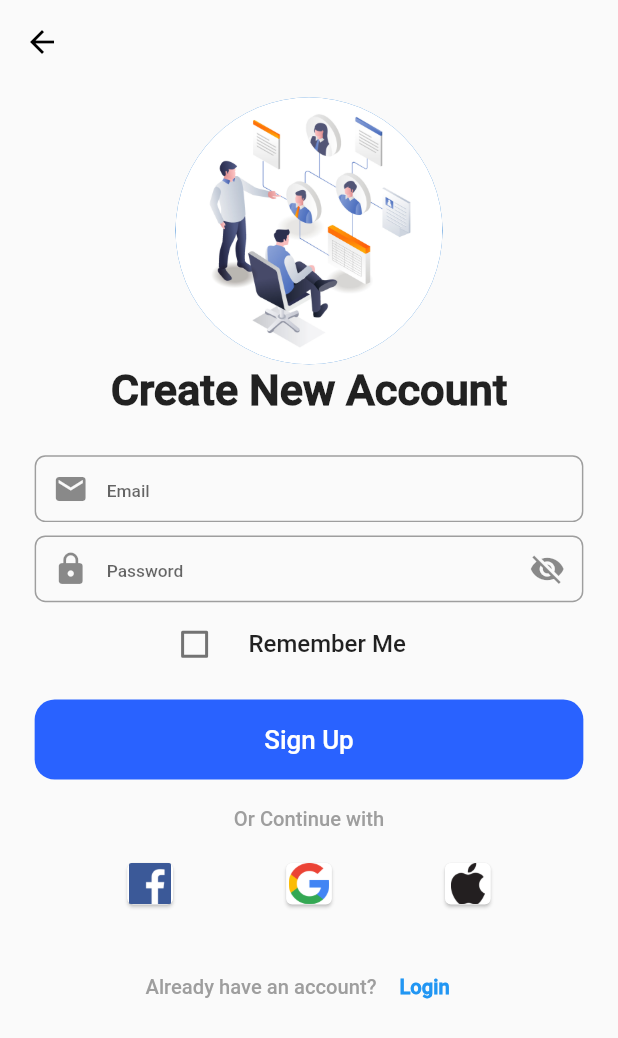
After one commit to NasShihab/medica, a Flutter app: the screen it shows after launch, after a tap on "10_Light_sign up blank form", on a phone screen of 412 x 824 dp. The commit adds this screen. Shown: the top 1038 px of the screen. Run offline on Flutter 3.47's test engine with Material 2 defaults, Android fonts, the phone set to English and light mode, and no system bars; our stand-ins replace flutter_screenutil.

Commit message:
10_Light_sign up blank form page | added

```diff
--- /dev/null
+++ b/lib/02. Sign Up & Sign In (a)/10_Light_sign up blank form.dart
@@ -0,0 +1,216 @@
+import 'package:flutter/material.dart';
+import 'package:flutter_screenutil/flutter_screenutil.dart';
+import 'package:medica/homePage.dart';
+
+class sign_up_blank extends StatelessWidget {
+  const sign_up_blank({Key? key}) : super(key: key);
+
+  @override
+  Widget build(BuildContext context) {
+    return Scaffold(
+      resizeToAvoidBottomInset: false,
+      extendBodyBehindAppBar: true,
+      appBar: AppBar(
+        elevation: 0,
+        backgroundColor: Colors.transparent,
+        leading: IconButton(
+            onPressed: () {
+
+              Navigator.of(context).push(MaterialPageRoute(
+                  builder: (BuildContext context) =>
+                  const homePage()));
+            },
+            icon: const Icon(
+              Icons.arrow_back,
+              color: Colors.black,
+            )),
+      ),
+      body: SafeArea(
+          child: Padding(
+        padding: EdgeInsets.symmetric(horizontal: 24.w),
+        child: Column(
+          children: [
+            SizedBox(height: 10.h),
+            // Welcome Picture
+            Row(
+              crossAxisAlignment: CrossAxisAlignment.center,
+              mainAxisAlignment: MainAxisAlignment.center,
+              children: [
+                CircleAvatar(
+                  radius: 100.r,
+                  backgroundImage:
+                      const AssetImage('assets/images/welcome.jpg'),
+                ),
+              ],
+            ),
+            // Let's You In
+            Text(
+              'Create New Account',
+              style: TextStyle(fontSize: 30.sp, fontWeight: FontWeight.bold),
+            ),
+            SizedBox(height: 30.h),
+
+            myTextField(
+                ico: const Icon(Icons.email),
+                htext: "Email",
+                sfico: const Icon(null)),
+            SizedBox(height: 10.h),
+            myPasswordField(
+                ico: const Icon(Icons.lock),
+                htext: "Password",
+                sfico: const Icon(Icons.visibility_off)),
+            Wrap(
+              alignment: WrapAlignment.center,
+              children: [
+                CheckboxListTile(
+                  contentPadding: EdgeInsets.symmetric(horizontal: 90.w),
+                  controlAffinity: ListTileControlAffinity.leading,
+                  activeColor: Colors.green,
+                  checkColor: Colors.white,
+                  value: false,
+                  onChanged: (bool? value) {},
+                  title: const Text('Remember Me'),
+                ),
+              ],
+            ),
+            SizedBox(height: 10.h),
+            SizedBox(
+              height: 60.h,
+              width: double.infinity,
+              child: TextButton(
+                  onPressed: () {},
+                  style: ButtonStyle(
+                    backgroundColor:
+                        MaterialStateProperty.all(Colors.blueAccent[700]),
+                    foregroundColor: MaterialStateProperty.all(Colors.white),
+                    padding: MaterialStateProperty.all(
+                        EdgeInsets.symmetric(vertical: 14.h)),
+                    shape: MaterialStateProperty.all<RoundedRectangleBorder>(
+                        RoundedRectangleBorder(
+                            borderRadius: BorderRadius.circular(15.r))),
+                  ),
+                  child: Text(
+                    'Sign Up',
+                    style: TextStyle(fontSize: 18.sp),
+                  )),
+            ),
+            SizedBox(height: 20.h),
+            Text(
+              'Or Continue with',
+              style: TextStyle(
+                  fontSize: 14.sp,
+                color: Colors.grey
+              ),
+            ),
+            SizedBox(height: 20.h),
+
+            Padding(
+              padding: EdgeInsets.symmetric(horizontal: 60.w),
+              child: Row(
+                mainAxisAlignment: MainAxisAlignment.spaceBetween,
+                children: [
+                  SizedBox(
+                    height: 40.h,
+                    width: 40.w,
+                    child: Card(
+                      child: Image.asset('assets/images/facebook.png'),
+                    ),
+                  ),
+                  SizedBox(
+                    height: 40.h,
+                    width: 40.w,
+                    child: Card(
+                      child: Image.asset('assets/images/google.png'),
+                    ),
+                  ),
+                  SizedBox(
+                    height: 40.h,
+                    width: 40.w,
+                    child: Card(
+                      child: Image.asset('assets/images/apple.png'),
+                    ),
+                  ),
+                ],
+              ),
+            ),
+            SizedBox(height: 30.h),
+            SizedBox(
+              child: Row(
+                mainAxisAlignment: MainAxisAlignment.center,
+                children: [
+                  Flexible(
+                    child: Text(
+                      'Already have an account?',
+                      style: TextStyle(color: Colors.grey, fontSize: 14.sp),
+                    ),
+                  ),
+                  Flexible(
+                      child: TextButton(
+                          onPressed: () {},
+                          child: Text(
+                            'Login',
+                            style: TextStyle(
+                                fontWeight: FontWeight.bold, fontSize: 14.sp),
+                          ))),
+                ],
+              ),
+            ),
+            SizedBox(height: 20.h),
+          ],
+        ),
+      )),
+    );
+  }
+
+  // My Shortcut
+  // My Shortcut
+  Widget myTextField(
+          {required Icon ico, required Icon sfico, required String htext}) =>
+      SizedBox(
+        height: 50.h,
+        width: double.infinity,
+        child: TextField(
+          decoration: InputDecoration(
+              prefixIcon: ico,
+              suffixIcon: sfico,
+              hintText: htext,
+              hintStyle: TextStyle(fontSize: 12.sp),
+              border: OutlineInputBorder(
+                borderRadius: BorderRadius.circular(8.r),
+                borderSide: BorderSide(color: Colors.grey, width: 1.w),
+              ),
+              enabledBorder: OutlineInputBorder(
+                borderRadius: BorderRadius.circular(8.r),
+                borderSide: BorderSide(color: Colors.grey, width: 1.w),
+              ),
+              contentPadding:
+                  EdgeInsets.symmetric(vertical: 12.h, horizontal: 12.w)),
+        ),
+      );
+  Widget myPasswordField(
+          {required Icon ico, required Icon sfico, required String htext}) =>
+       SizedBox(
+         height: 50.h,
+         width: double.infinity,
+         child: TextField(
+           obscureText: true,
+           enableSuggestions: false,
+           autocorrect: false,
+           decoration: InputDecoration(
+               prefixIcon: ico,
+               suffixIcon: sfico,
+               hintText: htext,
+               hintStyle: TextStyle(fontSize: 12.sp),
+               border: OutlineInputBorder(
+                 borderRadius: BorderRadius.circular(8.r),
+                 borderSide: BorderSide(color: Colors.grey, width: 1.w),
+               ),
+               enabledBorder: OutlineInputBorder(
+                 borderRadius: BorderRadius.circular(8.r),
+                 borderSide: BorderSide(color: Colors.grey, width: 1.w),
+               ),
+               contentPadding:
+                   EdgeInsets.symmetric(vertical: 12.h, horizontal: 12.w)),
+         ),
+       );
+}
--- a/lib/02. Sign Up & Sign In (a)/9_light_lets you in.dart
+++ b/lib/02. Sign Up & Sign In (a)/9_light_lets you in.dart
@@ -1,6 +1,7 @@
 // ignore_for_file: file_names
 import 'package:flutter/material.dart';
 import 'package:flutter_screenutil/flutter_screenutil.dart';
+import 'package:medica/homePage.dart';
 
 // ignore: camel_case_types
 class lets_you_in extends StatelessWidget {
@@ -14,7 +15,11 @@ class lets_you_in extends StatelessWidget {
         elevation: 0,
         backgroundColor: Colors.transparent,
         leading: IconButton(
-            onPressed: () {},
+            onPressed: () {
+              Navigator.of(context).push(MaterialPageRoute(
+                  builder: (BuildContext context) =>
+                  const homePage()));
+            },
             icon: const Icon(
               Icons.arrow_back,
               color: Colors.black,
@@ -25,7 +30,7 @@ class lets_you_in extends StatelessWidget {
         padding: EdgeInsets.symmetric(horizontal: 24.w),
         child: Column(
           children: [
-            Expanded(child: SizedBox(height: 30.h)),
+            SizedBox(height: 30.h),
             // Welcome Picture
             Row(
               crossAxisAlignment: CrossAxisAlignment.center,
@@ -66,16 +71,14 @@ class lets_you_in extends StatelessWidget {
               ),
             ),
             SizedBox(height: 20.h),
-            Expanded(
-              child: SizedBox(
+            SizedBox(
+              height: 60.h,
               width: double.infinity,
               child: TextButton(
                   onPressed: () {},
                   style: ButtonStyle(
-
-                      backgroundColor: MaterialStateProperty.all(Colors.indigoAccent),
+                    backgroundColor: MaterialStateProperty.all(Colors.blueAccent[700]),
                     foregroundColor: MaterialStateProperty.all(Colors.white),
-
                     padding: MaterialStateProperty.all(
                         EdgeInsets.symmetric(vertical: 14.h)),
                     shape: MaterialStateProperty.all<RoundedRectangleBorder>(
@@ -84,24 +87,30 @@ class lets_you_in extends StatelessWidget {
                   ),
                   child: Text(
                     'Sign in with password',
-                      style: TextStyle(fontSize: 14.sp),
+                    style: TextStyle(fontSize: 18.sp),
                   )),
             ),
-            ),
             SizedBox(height: 5.h),
-            Wrap(
+            SizedBox(
+              child: Row(
+                mainAxisAlignment: MainAxisAlignment.center,
                 children: [
-                Text(
-                  'Don\'t have an account? ',
+                  Flexible(
+                    child: Text(
+                      'Don\'t have an account?',
                       style: TextStyle(color: Colors.grey, fontSize: 14.sp),
                     ),
-                Text(
-                  'Sign Up',
-                  style: TextStyle(fontSize: 14.sp),
                   ),
+                  Flexible(
+                      child: TextButton(
+                          onPressed: () {},
+                          child: Text(
+                            'Sign Up',style: TextStyle(fontWeight: FontWeight.bold, fontSize: 14.sp),
+                          ))),
                 ],
               ),
-            Expanded(child: SizedBox(height: 15.h)),
+            ),
+            SizedBox(height: 15.h),
           ],
         ),
       )),
@@ -111,8 +120,8 @@ class lets_you_in extends StatelessWidget {
   // My Shortcut
   // My Shortcut
   Widget myTextButton({required String icoo, required String labell}) =>
-      Expanded(
-        child: SizedBox(
+      SizedBox(
+        height: 60.h,
         width: double.infinity,
         child: TextButton.icon(
           onPressed: () {},
@@ -132,6 +141,5 @@ class lets_you_in extends StatelessWidget {
             style: TextStyle(fontSize: 15.sp),
           ),
         ),
-        ),
       );
 }
--- /dev/null
+++ b/lib/homePage.dart
@@ -0,0 +1,83 @@
+import 'package:flutter/material.dart';
+import 'package:medica/02.%20Sign%20Up%20&%20Sign%20In%20(a)/10_Light_sign%20up%20blank%20form.dart';
+import 'package:medica/02.%20Sign%20Up%20&%20Sign%20In%20(a)/9_light_lets%20you%20in.dart';
+import 'package:flutter_screenutil/flutter_screenutil.dart';
+
+class homePage extends StatelessWidget {
+  const homePage({Key? key}) : super(key: key);
+
+  @override
+  Widget build(BuildContext context) {
+    return Scaffold(
+      body: SafeArea(
+        child: SizedBox(
+          height: double.infinity,
+          width: double.infinity,
+          child: SingleChildScrollView(
+            scrollDirection: Axis.vertical,
+            child: Column(
+              crossAxisAlignment: CrossAxisAlignment.start,
+              children: [
+                TextButton(
+                    onPressed: () {
+                      Navigator.of(context).push(MaterialPageRoute(
+                          builder: (BuildContext context) =>
+                              const lets_you_in()));
+                    },
+                    child: Text('9_Light_lets you in',style: TextStyle(
+                      fontSize: 30.sp,
+                    ),)),
+                TextButton(
+                    onPressed: () {
+                      Navigator.of(context).push(MaterialPageRoute(
+                          builder: (BuildContext context) =>
+                          const sign_up_blank()));
+                    },
+                    child: Text('10_Light_sign up blank form',style: TextStyle(
+                      fontSize: 30.sp,
+                    ),)),
+                TextButton(
+                    onPressed: () {
+                      Navigator.of(context).push(MaterialPageRoute(
+                          builder: (BuildContext context) =>
+                          const lets_you_in()));
+                    },
+                    child: Text('9_Light_lets you in',style: TextStyle(
+                      fontSize: 30.sp,
+                    ),)),
+                TextButton(
+                    onPressed: () {
+                      Navigator.of(context).push(MaterialPageRoute(
+                          builder: (BuildContext context) =>
+                          const lets_you_in()));
+                    },
+                    child: Text('9_Light_lets you in',style: TextStyle(
+                      fontSize: 30.sp,
+                    ),)),
+                TextButton(
+                    onPressed: () {
+                      Navigator.of(context).push(MaterialPageRoute(
+                          builder: (BuildContext context) =>
+                          const lets_you_in()));
+                    },
+                    child: Text('9_Light_lets you in',style: TextStyle(
+                      fontSize: 30.sp,
+                    ),)),
+                TextButton(
+                    onPressed: () {
+                      Navigator.of(context).push(MaterialPageRoute(
+                          builder: (BuildContext context) =>
+                          const lets_you_in()));
+                    },
+                    child: Text('9_Light_lets you in',style: TextStyle(
+                      fontSize: 30.sp,
+                    ),)),
+
+              ],
+            ),
+          ),
+        ),
+      ),
+    );
+  }
+}
--- a/lib/main.dart
+++ b/lib/main.dart
@@ -1,6 +1,6 @@
 import 'package:flutter/material.dart';
 import 'package:flutter_screenutil/flutter_screenutil.dart';
-import 'package:medica/02.%20Sign%20Up%20&%20Sign%20In%20(a)/9_light_lets%20you%20in.dart';
+import 'package:medica/homePage.dart';
 
 void main() {
   runApp(const MyApp());
@@ -14,7 +14,7 @@ class MyApp extends StatelessWidget {
       builder: (_, child) => MaterialApp(
         theme: ThemeData(fontFamily: 'Roboto'),
         debugShowCheckedModeBanner: false,
-        home: const lets_you_in(),
+        home: const homePage(),
       ),
       designSize: const Size(428, 926),
     );
```
Lines whose indentation alone changed are shown as unchanged.
